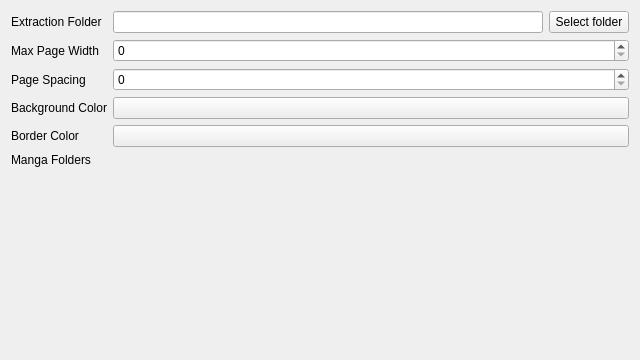
This is settings.ui in g-fb/mangareader as Qt 5 draws it before an edit. The edited form follows.
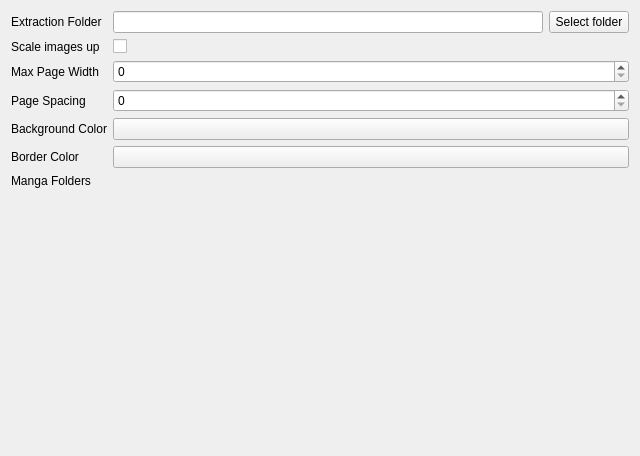
This is the edited form. Custom widgets are drawn as their Qt base class.

What changed in the file:
```diff
--- a/settings.ui
+++ b/settings.ui
@@ -7,7 +7,7 @@
     <x>0</x>
     <y>0</y>
     <width>640</width>
-    <height>360</height>
+    <height>456</height>
    </rect>
   </property>
   <property name="windowTitle">
@@ -43,31 +43,24 @@
        </item>
       </layout>
      </item>
-     <item row="1" column="0">
-      <widget class="QLabel" name="maxWidthLabel">
-       <property name="text">
-        <string>Max Page Width</string>
-       </property>
-      </widget>
-     </item>
-     <item row="1" column="1">
+     <item row="3" column="1">
       <widget class="QSpinBox" name="kcfg_MaxWidth">
        <property name="maximum">
         <number>9999</number>
        </property>
       </widget>
      </item>
-     <item row="2" column="0">
+     <item row="4" column="0">
       <widget class="QLabel" name="pageSpacingLabel">
        <property name="text">
         <string>Page Spacing</string>
        </property>
       </widget>
      </item>
-     <item row="2" column="1">
+     <item row="4" column="1">
       <widget class="QSpinBox" name="kcfg_PageSpacing"/>
      </item>
-     <item row="5" column="0">
+     <item row="7" column="0">
       <widget class="QLabel" name="backgrounColorLabel">
        <property name="text">
         <string>Background Color</string>
@@ -77,10 +70,10 @@
        </property>
       </widget>
      </item>
-     <item row="5" column="1">
+     <item row="7" column="1">
       <widget class="KColorButton" name="kcfg_BackgroundColor"/>
      </item>
-     <item row="7" column="0">
+     <item row="9" column="0">
       <widget class="QLabel" name="borderColorLabel">
        <property name="text">
         <string>Border Color</string>
@@ -90,19 +83,46 @@
        </property>
       </widget>
      </item>
-     <item row="7" column="1">
+     <item row="9" column="1">
       <widget class="KColorButton" name="kcfg_BorderColor"/>
      </item>
-     <item row="8" column="0">
+     <item row="10" column="0">
       <widget class="QLabel" name="label">
        <property name="text">
         <string>Manga Folders</string>
        </property>
       </widget>
      </item>
-     <item row="8" column="1">
+     <item row="10" column="1">
       <widget class="KEditListWidget" name="kcfg_MangaFolders"/>
      </item>
+     <item row="3" column="0">
+      <widget class="QLabel" name="maxWidthLabel">
+       <property name="text">
+        <string>Max Page Width</string>
+       </property>
+      </widget>
+     </item>
+     <item row="1" column="1">
+      <widget class="QCheckBox" name="kcfg_UpScale">
+       <property name="enabled">
+        <bool>true</bool>
+       </property>
+       <property name="text">
+        <string/>
+       </property>
+       <property name="checked">
+        <bool>false</bool>
+       </property>
+      </widget>
+     </item>
+     <item row="1" column="0">
+      <widget class="QLabel" name="label_2">
+       <property name="text">
+        <string>Scale images up</string>
+       </property>
+      </widget>
+     </item>
     </layout>
    </item>
    <item>
@@ -111,6 +131,11 @@
   </layout>
  </widget>
  <customwidgets>
+  <customwidget>
+   <class>KColorButton</class>
+   <extends>QPushButton</extends>
+   <header>kcolorbutton.h</header>
+  </customwidget>
   <customwidget>
    <class>KEditListWidget</class>
    <extends>QWidget</extends>
@@ -121,11 +146,6 @@
    <extends>QFrame</extends>
    <header>kseparator.h</header>
   </customwidget>
-  <customwidget>
-   <class>KColorButton</class>
-   <extends>QPushButton</extends>
-   <header>kcolorbutton.h</header>
-  </customwidget>
  </customwidgets>
  <resources/>
  <connections/>
```
